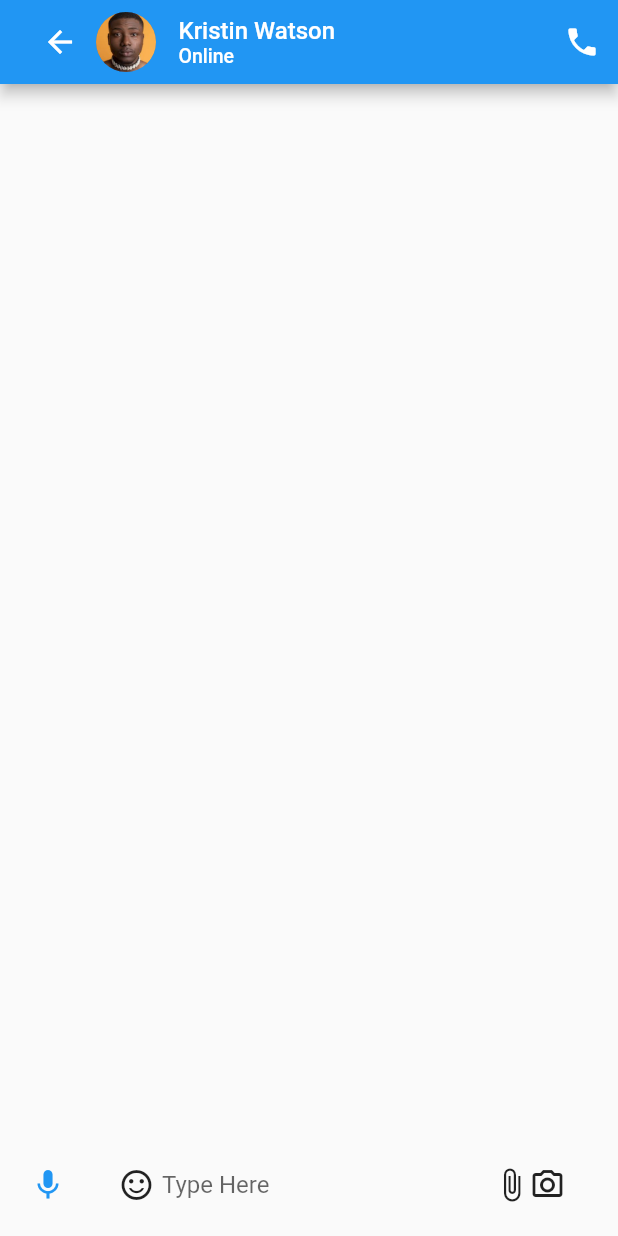
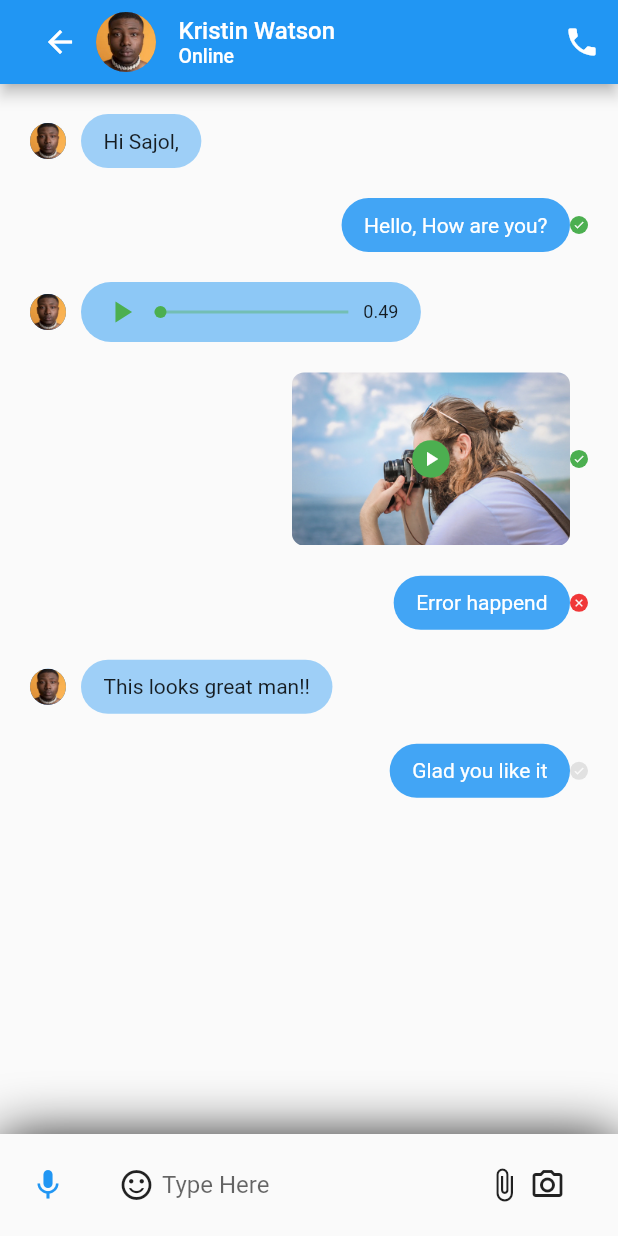
Before and after one commit to SammyThige/flutterapp, a Flutter app: the Messages screen opened directly, on a phone screen of 412 x 824 dp. Run offline on Flutter 3.47's test engine with Material 2 defaults, Android fonts, the phone set to English and light mode, and no system bars; our stand-ins replace curved_navigation_bar, image_picker.

Commit message:
Chat Page UI Complete

```diff
--- a/lib/constants.dart
+++ b/lib/constants.dart
@@ -1,3 +1,5 @@
 import 'package:flutter/material.dart';
 
 const primarycolor = Color.fromRGBO(143, 148, 251, 1);
+const kErrorColor = Color(0xFFF03738);
+const color1 = Colors.green;
--- /dev/null
+++ b/lib/models/chartmessage.dart
@@ -0,0 +1,63 @@
+import 'package:flutter/material.dart';
+
+enum ChatMessageType { text, audio, image, video }
+enum MessageStatus { not_sent, not_view, viewed }
+
+class ChatMessage {
+  final String text;
+  final ChatMessageType messageType;
+  final MessageStatus messageStatus;
+  final bool isSender;
+
+  ChatMessage({
+    this.text = '',
+    required this.messageType,
+    required this.messageStatus,
+    required this.isSender,
+  });
+}
+
+List demeChatMessages = [
+  ChatMessage(
+    text: "Hi Sajol,",
+    messageType: ChatMessageType.text,
+    messageStatus: MessageStatus.viewed,
+    isSender: false,
+  ),
+  ChatMessage(
+    text: "Hello, How are you?",
+    messageType: ChatMessageType.text,
+    messageStatus: MessageStatus.viewed,
+    isSender: true,
+  ),
+  ChatMessage(
+    text: "",
+    messageType: ChatMessageType.audio,
+    messageStatus: MessageStatus.viewed,
+    isSender: false,
+  ),
+  ChatMessage(
+    text: "",
+    messageType: ChatMessageType.video,
+    messageStatus: MessageStatus.viewed,
+    isSender: true,
+  ),
+  ChatMessage(
+    text: "Error happend",
+    messageType: ChatMessageType.text,
+    messageStatus: MessageStatus.not_sent,
+    isSender: true,
+  ),
+  ChatMessage(
+    text: "This looks great man!!",
+    messageType: ChatMessageType.text,
+    messageStatus: MessageStatus.viewed,
+    isSender: false,
+  ),
+  ChatMessage(
+    text: "Glad you like it",
+    messageType: ChatMessageType.text,
+    messageStatus: MessageStatus.not_view,
+    isSender: true,
+  ),
+];
--- /dev/null
+++ b/lib/models/componentmessages/audio_message.dart
@@ -0,0 +1,60 @@
+import 'package:flutter/material.dart';
+import 'package:lost_n_found/models/chartmessage.dart';
+
+class AudioMessage extends StatelessWidget {
+  final ChatMessage message;
+
+  const AudioMessage({Key? key, required this.message}) : super(key: key);
+  @override
+  Widget build(BuildContext context) {
+    return Container(
+      width: MediaQuery.of(context).size.width * 0.55,
+      padding: EdgeInsets.symmetric(horizontal: 15.0, vertical: 8.0),
+      decoration: BoxDecoration(
+        borderRadius: BorderRadius.circular(30),
+        color: Colors.blue.withOpacity(message.isSender ? 1 : 0.5),
+      ),
+      child: Row(
+        children: [
+          Icon(
+            Icons.play_arrow,
+            color: message.isSender ? Colors.white : Colors.green,
+          ),
+          Expanded(
+            child: Padding(
+              padding: const EdgeInsets.symmetric(horizontal: 10.0),
+              child: Stack(
+                clipBehavior: Clip.none,
+                alignment: Alignment.center,
+                children: [
+                  Container(
+                    width: double.infinity,
+                    height: 2,
+                    color: message.isSender
+                        ? Colors.white
+                        : Colors.green.withOpacity(0.4),
+                  ),
+                  Positioned(
+                    left: 0,
+                    child: Container(
+                        height: 8,
+                        width: 8,
+                        decoration: BoxDecoration(
+                          color: message.isSender ? Colors.white : Colors.green,
+                          shape: BoxShape.circle,
+                        )),
+                  )
+                ],
+              ),
+            ),
+          ),
+          Text(
+            "0.49",
+            style: TextStyle(
+                fontSize: 12, color: message.isSender ? Colors.green : null),
+          ),
+        ],
+      ),
+    );
+  }
+}
--- /dev/null
+++ b/lib/models/componentmessages/chat_input_field.dart
@@ -0,0 +1,56 @@
+import 'package:flutter/material.dart';
+
+class ChatInputField extends StatelessWidget {
+  const ChatInputField({
+    Key? key,
+  }) : super(key: key);
+
+  @override
+  Widget build(BuildContext context) {
+    return Container(
+      padding: EdgeInsets.symmetric(horizontal: 20.0, vertical: 10.0),
+      decoration: BoxDecoration(
+          color: Theme.of(context).scaffoldBackgroundColor,
+          boxShadow: [
+            BoxShadow(
+              offset: Offset(0, 4),
+              blurRadius: 32.0,
+            )
+          ]),
+      child: SafeArea(
+        child: Row(
+          children: [
+            Icon(Icons.mic, color: Colors.blue),
+            SizedBox(width: 20.0),
+            Expanded(
+                child: Container(
+              padding: EdgeInsets.symmetric(horizontal: 15.0),
+              decoration: BoxDecoration(
+                borderRadius: BorderRadius.circular(40.0),
+              ),
+              child: Row(
+                children: [
+                  Icon(
+                    Icons.sentiment_satisfied_alt_outlined,
+                  ),
+                  SizedBox(width: 5.0),
+                  Expanded(
+                    child: TextField(
+                      decoration: InputDecoration(
+                          hintText: "Type Here", border: InputBorder.none),
+                    ),
+                  ),
+                  Icon(Icons.attach_file),
+                  SizedBox(width: 5.0),
+                  Icon(
+                    Icons.camera_alt_outlined,
+                  ),
+                ],
+              ),
+            ))
+          ],
+        ),
+      ),
+    );
+  }
+}
--- /dev/null
+++ b/lib/models/componentmessages/message.dart
@@ -0,0 +1,98 @@
+import 'package:flutter/material.dart';
+import 'package:lost_n_found/constants.dart';
+import 'package:lost_n_found/models/chartmessage.dart';
+import 'package:lost_n_found/models/componentmessages/audio_message.dart';
+import 'package:lost_n_found/models/componentmessages/textmessage.dart';
+import 'package:lost_n_found/models/componentmessages/video_message.dart';
+
+class Message extends StatelessWidget {
+  const Message({
+    Key? key,
+    required this.message,
+  }) : super(key: key);
+
+  final ChatMessage message;
+  @override
+  Widget build(BuildContext context) {
+    Widget messageContains(ChatMessage message) {
+      switch (message.messageType) {
+        case ChatMessageType.text:
+          return TextMessage(message: message);
+          break;
+        case ChatMessageType.audio:
+          return AudioMessage(
+            message: message,
+          );
+          break;
+        case ChatMessageType.video:
+          return VideoMessage();
+          break;
+        default:
+          return SizedBox();
+      }
+    }
+
+    return Padding(
+      padding: const EdgeInsets.only(top: 20.0),
+      child: Row(
+        mainAxisAlignment:
+            message.isSender ? MainAxisAlignment.end : MainAxisAlignment.start,
+        children: [
+          if (!message.isSender) ...[
+            CircleAvatar(
+              radius: 12.0,
+              backgroundImage: AssetImage("assets/portrait5.jpg"),
+            ),
+            SizedBox(
+              width: 10.0,
+            ),
+          ],
+          messageContains(message),
+          if (message.isSender)
+            MessageStatusDot(
+              status: message.messageStatus,
+            ),
+        ],
+      ),
+    );
+  }
+}
+
+class MessageStatusDot extends StatelessWidget {
+  final MessageStatus status;
+
+  const MessageStatusDot({Key? key, required this.status}) : super(key: key);
+
+  @override
+  Widget build(BuildContext context) {
+    Color dotColor(MessageStatus status) {
+      switch (status) {
+        case MessageStatus.not_sent:
+          return kErrorColor;
+          break;
+        case MessageStatus.not_view:
+          return Theme.of(context).textTheme.bodyText1!.color!.withOpacity(0.1);
+          break;
+        case MessageStatus.viewed:
+          return color1;
+          break;
+        default:
+          return Colors.transparent;
+      }
+    }
+
+    return Container(
+      height: 12,
+      width: 12,
+      decoration: BoxDecoration(
+        color: dotColor(status),
+        shape: BoxShape.circle,
+      ),
+      child: Icon(
+        status == MessageStatus.not_sent ? Icons.close : Icons.done,
+        size: 8,
+        color: Theme.of(context).scaffoldBackgroundColor,
+      ),
+    );
+  }
+}
--- a/lib/models/componentmessages/messagebody.dart
+++ b/lib/models/componentmessages/messagebody.dart
@@ -1,4 +1,8 @@
 import 'package:flutter/material.dart';
+import 'package:lost_n_found/models/chartmessage.dart';
+import 'package:lost_n_found/models/componentmessages/chat_input_field.dart';
+import 'package:lost_n_found/models/componentmessages/message.dart';
+import 'package:lost_n_found/models/componentmessages/textmessage.dart';
 
 class MessageBody extends StatelessWidget {
   const MessageBody({Key? key}) : super(key: key);
@@ -7,46 +11,17 @@ class MessageBody extends StatelessWidget {
   Widget build(BuildContext context) {
     return Column(
       children: [
-        Spacer(),
-        Container(
-          padding: EdgeInsets.symmetric(horizontal: 20.0, vertical: 10.0),
-          decoration: BoxDecoration(
-            color: Theme.of(context).scaffoldBackgroundColor,
-          ),
-          child: SafeArea(
-            child: Row(
-              children: [
-                Icon(Icons.mic, color: Colors.blue),
-                SizedBox(width: 20.0),
-                Expanded(
-                    child: Container(
-                  padding: EdgeInsets.symmetric(horizontal: 15.0),
-                  decoration: BoxDecoration(
-                    borderRadius: BorderRadius.circular(40.0),
-                  ),
-                  child: Row(
-                    children: [
-                      Icon(
-                        Icons.sentiment_satisfied_alt_outlined,
-                      ),
-                      SizedBox(width: 5.0),
-                      Expanded(
-                        child: TextField(
-                          decoration: InputDecoration(
-                              hintText: "Type Here", border: InputBorder.none),
-                        ),
-                      ),
-                      Icon(Icons.attach_file),
-                      Icon(
-                        Icons.camera_alt_outlined,
-                      ),
-                    ],
-                  ),
-                ))
-              ],
+        Expanded(
+            child: Padding(
+          padding: const EdgeInsets.symmetric(horizontal: 20.0),
+          child: ListView.builder(
+            itemCount: demeChatMessages.length,
+            itemBuilder: (context, index) => Message(
+              message: demeChatMessages[index],
             ),
           ),
-        )
+        )),
+        ChatInputField()
       ],
     );
   }
--- /dev/null
+++ b/lib/models/componentmessages/textmessage.dart
@@ -0,0 +1,33 @@
+import 'package:flutter/material.dart';
+import 'package:lost_n_found/models/chartmessage.dart';
+
+class TextMessage extends StatelessWidget {
+  const TextMessage({
+    Key? key,
+    required this.message,
+  }) : super(key: key);
+
+  final ChatMessage message;
+
+  @override
+  Widget build(BuildContext context) {
+    return Container(
+      padding: EdgeInsets.symmetric(
+        horizontal: 15.0,
+        vertical: 10.0,
+      ),
+      decoration: BoxDecoration(
+        color: Colors.blue[400]!.withOpacity(message.isSender ? 1 : 0.5),
+        borderRadius: BorderRadius.circular(30),
+      ),
+      child: Text(
+        message.text,
+        style: TextStyle(
+          color: message.isSender
+              ? Colors.white
+              : Theme.of(context).textTheme.bodyText1!.color,
+        ),
+      ),
+    );
+  }
+}
--- /dev/null
+++ b/lib/models/componentmessages/video_message.dart
@@ -0,0 +1,39 @@
+import 'package:flutter/material.dart';
+import 'package:lost_n_found/models/chartmessage.dart';
+
+class VideoMessage extends StatelessWidget {
+  const VideoMessage({
+    Key? key,
+  }) : super(key: key);
+
+  @override
+  Widget build(BuildContext context) {
+    return SizedBox(
+      width: MediaQuery.of(context).size.width * 0.45,
+      child: AspectRatio(
+        aspectRatio: 1.6,
+        child: Stack(
+          alignment: Alignment.center,
+          children: [
+            ClipRRect(
+                borderRadius: BorderRadius.circular(8),
+                child: Image.asset("assets/Video Place Here.png")),
+            Container(
+              height: 25,
+              width: 25,
+              decoration: BoxDecoration(
+                color: Colors.green,
+                shape: BoxShape.circle,
+              ),
+              child: Icon(
+                Icons.play_arrow,
+                size: 16,
+                color: Colors.white,
+              ),
+            )
+          ],
+        ),
+      ),
+    );
+  }
+}
```
Also changed, not shown: assets/Video Place Here.png (added), lib/Pages/components/body.dart (line endings or trailing spaces).
